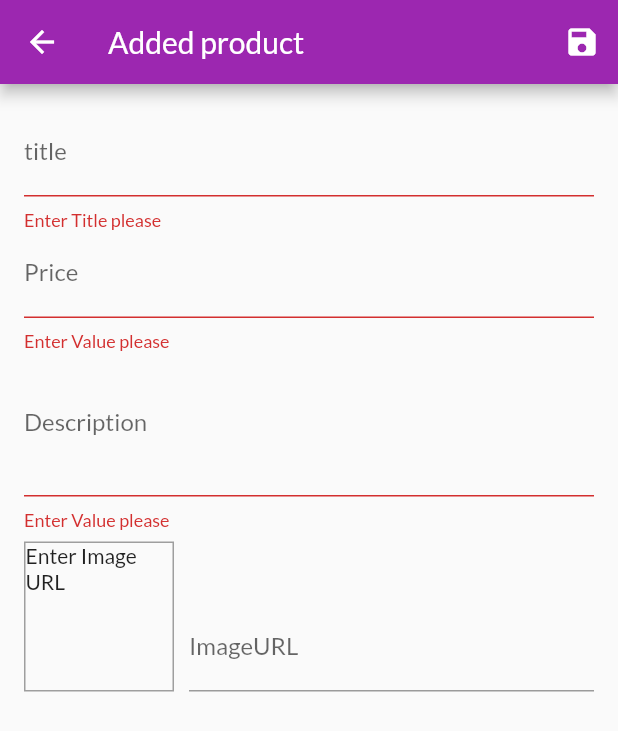
After one commit to ahmedahmedanwar/Shop_App_Flutter, a Flutter app: the EditeProductScreen screen opened by its route, on a phone screen of 412 x 824 dp. The commit adds this screen. Shown: the top 731 px of the screen. Run offline on Flutter 3.47's test engine with Material 2 defaults, Android fonts, the phone set to English and light mode, and no system bars; our stand-ins replace badges; missing offline and left inert: dart:ffi.

Commit message:
Edite Products Screen and validate it

```diff
--- a/lib/main.dart
+++ b/lib/main.dart
@@ -7,7 +7,8 @@ import './screens/product_detail_screen.dart';
 import './providers/products.dart';
 import './providers/orders.dart';
 import './screens/order_screen.dart';
-
+import './screens/user_products_screen.dart';
+import './screens/edite_product_screen.dart';
 
 void main() => runApp(MyApp());
 
@@ -39,6 +40,8 @@ class MyApp extends StatelessWidget {
             ProductDetailScreen.routeName: (ctx) => ProductDetailScreen(),
             CartScreen.routeName: (ctx) => CartScreen(),
             OrderScreen.routeName: (ctx) => OrderScreen(),
+            UserProductsScreen.routeName: (ctx) => UserProductsScreen(),
+            EditeProductScreen.routeName: (ctx) => EditeProductScreen(),
           }),
     );
   }
--- a/lib/providers/product.dart
+++ b/lib/providers/product.dart
@@ -1,11 +1,11 @@
 import 'package:flutter/foundation.dart';
 
 class Product with ChangeNotifier {
-  final String id;
-  final String title;
+  var id;
+  var title;
   final String description;
   final double price;
-  final String imageUrl;
+  var imageUrl;
   bool isFavorite;
 
   Product({
--- /dev/null
+++ b/lib/screens/edite_product_screen.dart
@@ -0,0 +1,177 @@
+import 'package:flutter/material.dart';
+import '../providers/product.dart';
+
+class EditeProductScreen extends StatefulWidget {
+  static const routeName = '/edite-product';
+
+  @override
+  State<EditeProductScreen> createState() => _EditeProductScreenState();
+}
+
+class _EditeProductScreenState extends State<EditeProductScreen> {
+  final _priceFocuesdNode = FocusNode();
+  final _descriptionFocuesdNode = FocusNode();
+  final _imageUrlFocuesdNode = FocusNode();
+  final _imageUrlController = TextEditingController();
+  final _formGlobalKey = GlobalKey<FormState>();
+
+  // ignore: unused_field
+  var _editedProduct =
+      Product(id: null, title: '', description: '', price: 0.0, imageUrl: '');
+
+  @override
+  void initState() {
+    // TODO: implement initState
+    _imageUrlFocuesdNode.addListener(_updateImageUrl);
+    super.initState();
+  }
+
+  @override
+  void dispose() {
+    // TODO: implement dispose
+    _imageUrlFocuesdNode.removeListener(_updateImageUrl);
+    _priceFocuesdNode;
+    _descriptionFocuesdNode;
+    _imageUrlFocuesdNode;
+
+    super.dispose();
+  }
+
+  void _updateImageUrl() {
+    if (!_imageUrlFocuesdNode.hasFocus) {
+      setState(() {});
+    }
+  }
+
+  void _saveForm() {
+    _formGlobalKey.currentState?.validate();
+    _formGlobalKey.currentState?.save;
+
+  }
+
+  @override
+  Widget build(BuildContext context) {
+    return Scaffold(
+      appBar: AppBar(
+        title: Text('Added product'),
+        actions: [IconButton(onPressed: _saveForm, icon: Icon(Icons.save))],
+      ),
+      body: Padding(
+        padding: const EdgeInsets.all(16.0),
+        child: Form(
+          autovalidateMode: AutovalidateMode.always,
+          key: _formGlobalKey,
+          child: ListView(
+            children: [
+              TextFormField(
+                decoration: InputDecoration(labelText: 'title'),
+                textInputAction: TextInputAction.next,
+                onFieldSubmitted: (_) {
+                  FocusScope.of(context).requestFocus(_priceFocuesdNode);
+                },
+                validator: (value) {
+                  if(value!.isEmpty){
+                    return 'Enter Title please';
+                  }
+                  return null;
+                },
+                onSaved: (value) {
+                  _editedProduct = Product(
+                      id: null,
+                      title: value,
+                      description: _editedProduct.description,
+                      price: _editedProduct.price,
+                      imageUrl: _editedProduct.imageUrl);
+                },
+              ),
+              TextFormField(
+                decoration: InputDecoration(
+                  labelText: 'Price',
+                ),
+                textInputAction: TextInputAction.next,
+                keyboardType: TextInputType.number,
+                focusNode: _priceFocuesdNode,
+                onFieldSubmitted: (_) {
+                  FocusScope.of(context).requestFocus(_priceFocuesdNode);
+                },
+                validator: (value) {
+                  if(value!.isEmpty){
+                    return 'Enter Value please';
+                  }
+                  return null;
+                },
+                onSaved: (value) {
+                  _editedProduct = Product(
+                      id: null,
+                      title: _editedProduct.title,
+                      description: _editedProduct.description,
+                      price: _editedProduct.price,
+                      imageUrl: _editedProduct.imageUrl);
+                },
+              ),
+              TextFormField(
+                decoration: InputDecoration(labelText: 'Description'),
+                maxLines: 3,
+                textInputAction: TextInputAction.next,
+                keyboardType: TextInputType.multiline,
+                focusNode: _descriptionFocuesdNode,
+                validator: (value) {
+                  if(value!.isEmpty){
+                    return 'Enter Value please';
+                  }
+                  return null;
+                },
+                onSaved: (value) {
+                  _editedProduct = Product(
+                      id: null,
+                      title: _editedProduct.title,
+                      description: _editedProduct.description,
+                      price: _editedProduct.price,
+                      imageUrl: value);
+                },
+              ),
+              Row(
+                crossAxisAlignment: CrossAxisAlignment.end,
+                children: [
+                  Container(
+                    height: 100,
+                    width: 100,
+                    margin: EdgeInsets.only(
+                      top: 8,
+                      right: 10,
+                    ),
+                    decoration: BoxDecoration(
+                      border: Border.all(
+                        width: 1,
+                        color: Colors.grey,
+                      ),
+                    ),
+                    child: _imageUrlController.text.isEmpty
+                        ? Text('Enter Image URL')
+
+                        : FittedBox(
+                            child: Image.network(
+                            _imageUrlController.text,
+                          )),
+                  ),
+                  Expanded(
+                    child: TextFormField(
+                      decoration: InputDecoration(labelText: 'ImageURL'),
+                      keyboardType: TextInputType.url,
+                      textInputAction: TextInputAction.done,
+                      controller: _imageUrlController,
+                      focusNode: _imageUrlFocuesdNode,
+                      onFieldSubmitted: (_) {
+                        _saveForm();
+                      },
+                    ),
+                  ),
+                ],
+              )
+            ],
+          ),
+        ),
+      ),
+    );
+  }
+}
--- /dev/null
+++ b/lib/widgets/user_product_item.dart
@@ -0,0 +1,23 @@
+import 'package:flutter/material.dart';
+
+class UserProductItem extends StatelessWidget {
+  final String title;
+  final String imageUrl;
+
+  UserProductItem({required this.title, required this.imageUrl});
+
+  @override
+  Widget build(BuildContext context) {
+    return ListTile(
+      title: Text(title),
+      leading: CircleAvatar(backgroundImage: NetworkImage(imageUrl)),
+      trailing: Container(
+        width: 120,
+        child: Row(children: <Widget>[
+          IconButton(onPressed: () {}, icon: Icon(Icons.edit),color: Theme.of(context).colorScheme.primary),
+          IconButton(onPressed: () {}, icon: Icon(Icons.delete),color: Theme.of(context).colorScheme.error,),
+        ]),
+      ),
+    );
+  }
+}
```
Also changed, not shown: lib/providers/cart.dart (+25 -4 lines), lib/screens/user_products_screen.dart (added, +39 -0 lines), lib/widgets/cart_item.dart (+21 -2 lines), lib/widgets/main_drawer.dart (+10 -63 lines), lib/widgets/product_item.dart (+14 -0 lines), 2 other files.
